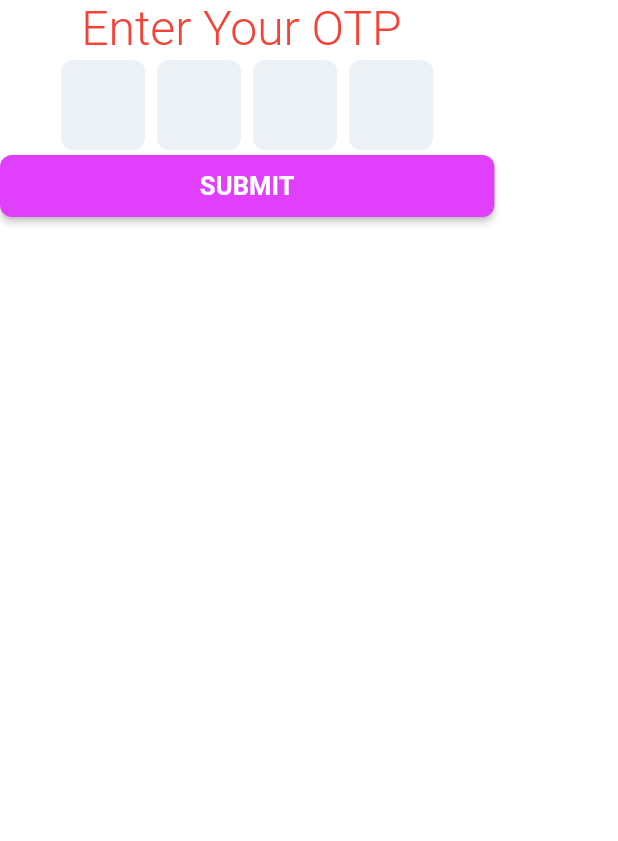
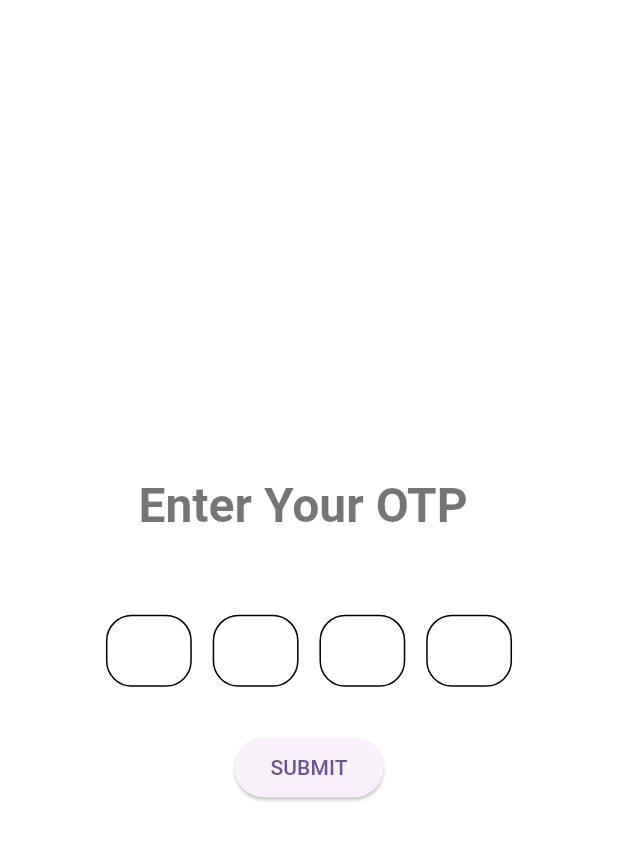
Before and after one commit to VivekYadavDeveloper/Jobs, a Flutter app: the OtpVerificationScreen screen opened directly, on a phone screen of 412 x 824 dp. Shown: the top 841 px of the screen. Run offline on Flutter 3.47's test engine with Material 2 defaults, Android fonts, the phone set to English and light mode, and no system bars; drawn by our look-alikes of otp_text_field, pinput; our stand-ins replace flutter_screenutil, font_awesome_flutter, google_fonts; missing offline and left inert: flutter_stripe.

Commit message:
Shown Stripe Pop, Login Screen Design Done, Registration Screen Complete,Otp Screen Done

```diff
--- a/lib/main.dart
+++ b/lib/main.dart
@@ -3,8 +3,10 @@ import 'package:flutter_screenutil/flutter_screenutil.dart';
 import 'package:flutter_stripe/flutter_stripe.dart';
 import 'package:inductus_jobs/view/forgotPasswordScreen/forgot.password.screen.dart';
 import 'package:inductus_jobs/view/loginScreen/login.screen.dart';
+import 'package:inductus_jobs/view/otpVerificationScreen/otp.verification.screen.dart';
 import 'package:inductus_jobs/view/registrationScreen/resgistration.screen.dart';
 import 'app/constant.dart';
+import 'view/homeScreen/homeScreen.dart';
 
 void main() async {
   WidgetsFlutterBinding.ensureInitialized();
@@ -30,7 +32,7 @@ class MyApp extends StatelessWidget {
               colorScheme: ColorScheme.fromSeed(seedColor: Colors.deepPurple),
               useMaterial3: true,
             ),
-            home: ForgotPasswordScreen(),
+            home: const HomeScreen(),
           );
         });
   }
--- a/lib/view/otpVerificationScreen/otp.verification.screen.dart
+++ b/lib/view/otpVerificationScreen/otp.verification.screen.dart
@@ -1,7 +1,10 @@
 import 'package:flutter/material.dart';
+import 'package:flutter_screenutil/flutter_screenutil.dart';
+import 'package:otp_text_field/otp_field.dart';
+import 'package:otp_text_field/otp_field_style.dart';
+import 'package:otp_text_field/style.dart';
 
-import 'package:inductus_jobs/view/otpVerificationScreen/widget/otp.vericfication.widget.dart';
-import 'package:pinput/pinput.dart';
+import 'widget/otp.vericfication.widget.dart';
 
 class OtpVerificationScreen extends StatefulWidget {
   const OtpVerificationScreen({Key? key}) : super(key: key);
@@ -11,7 +14,7 @@ class OtpVerificationScreen extends StatefulWidget {
 }
 
 class _OtpVerificationScreenState extends State<OtpVerificationScreen> {
-  TextEditingController otpController = TextEditingController();
+  OtpFieldController otpController = OtpFieldController();
   final _formKey = GlobalKey<FormState>();
   var otp = "";
 
@@ -31,19 +34,29 @@ class _OtpVerificationScreenState extends State<OtpVerificationScreen> {
       backgroundColor: Colors.white,
       resizeToAvoidBottomInset: false,
       body: Column(
+        mainAxisAlignment: MainAxisAlignment.center,
+        crossAxisAlignment: CrossAxisAlignment.center,
         children: <Widget>[
+          SizedBox(height: 25.h),
           otpVerificationTextWidget(),
+          SizedBox(height: 45.h),
           Form(
             key: _formKey,
-            child: Pinput(
+            child: OTPTextField(
               controller: otpController,
               length: 4,
-              // width: MediaQuery.of(context).size.width / 1.5,
-              // textFieldAlignment: MainAxisAlignment.spaceAround,
-              // fieldWidth: 45,
-              // fieldStyle: FieldStyle.underline,
-              // outlineBorderRadius: 20,
-              // style: TextStyle(fontSize: 17.sp),
+              otpFieldStyle: OtpFieldStyle(
+                  backgroundColor: Colors.transparent,
+                  borderColor: Colors.black,
+                  enabledBorderColor: Colors.black),
+              width: MediaQuery.of(context).size.width / 1.5,
+              textFieldAlignment: MainAxisAlignment.spaceAround,
+              spaceBetween: 10,
+              fieldWidth: 50.w,
+              fieldStyle: FieldStyle.box,
+              outlineBorderRadius: 15.r,
+              style:
+                  TextStyle(fontSize: 17.sp, color: Colors.blueGrey.shade700),
               onChanged: (pin) {
                 otp = pin;
               },
@@ -52,22 +65,9 @@ class _OtpVerificationScreenState extends State<OtpVerificationScreen> {
               },
             ),
           ),
-          MaterialButton(
-            height: MediaQuery.of(context).size.height * 0.05,
-            minWidth: MediaQuery.of(context).size.width * 0.8,
-            shape: RoundedRectangleBorder(
-              borderRadius: BorderRadius.circular(8),
-            ),
-            onPressed: () async {},
-            color: Colors.purpleAccent,
-            child: const Text(
-              'SUBMIT',
-              style: TextStyle(
-                color: Colors.white,
-                fontSize: 17,
-                fontWeight: FontWeight.w600,
-              ),
-            ),
+          SizedBox(height: 25.h),
+          Center(
+            child: ElevatedButton(onPressed: (){}, child: const Text("SUBMIT"))
           ),
         ],
       ),
--- a/lib/view/otpVerificationScreen/widget/otp.vericfication.widget.dart
+++ b/lib/view/otpVerificationScreen/widget/otp.vericfication.widget.dart
@@ -1,4 +1,3 @@
-import 'package:flutter/cupertino.dart';
 import 'package:flutter/material.dart';
 import 'package:flutter_screenutil/flutter_screenutil.dart';
 
@@ -7,24 +6,13 @@ Widget otpVerificationTextWidget() {
     crossAxisAlignment: CrossAxisAlignment.center,
     mainAxisAlignment: MainAxisAlignment.center,
     children: <Widget>[
-      Padding(
-        padding: const EdgeInsets.fromLTRB(35.0, 0.0, 35.0, 2.0),
-        child: RichText(
-          text: TextSpan(
-            children: <TextSpan>[
-              TextSpan(
-                children: [
-                  TextSpan(
-                    text: 'Enter Your OTP ',
-                    style: TextStyle(
-                      color: Colors.red,
-                      fontWeight: FontWeight.w300,
-                      fontSize: 28.0.sp,
-                    ),
-                  ),
-                ],
-              ),
-            ],
+      RichText(
+        text: TextSpan(
+          text: 'Enter Your OTP ',
+          style: TextStyle(
+            color: Colors.black54,
+            fontWeight: FontWeight.bold,
+            fontSize: 28.0.sp,
           ),
         ),
       ),
--- a/pubspec.yaml
+++ b/pubspec.yaml
@@ -41,6 +41,8 @@ dependencies:
   google_fonts: ^5.1.0
   font_awesome_flutter: ^10.4.0
   pinput: ^2.2.31
+  flutter_otp_text_field: ^1.1.1
+  otp_text_field: ^1.1.3
 
 dev_dependencies:
   flutter_test:
```
Also changed, not shown: lib/view/homeScreen/homeScreen.dart (added, +54 -0 lines), lib/view/homeScreen/widget/welcome.home.widget.dart (added, +8 -0 lines), pubspec.lock.
